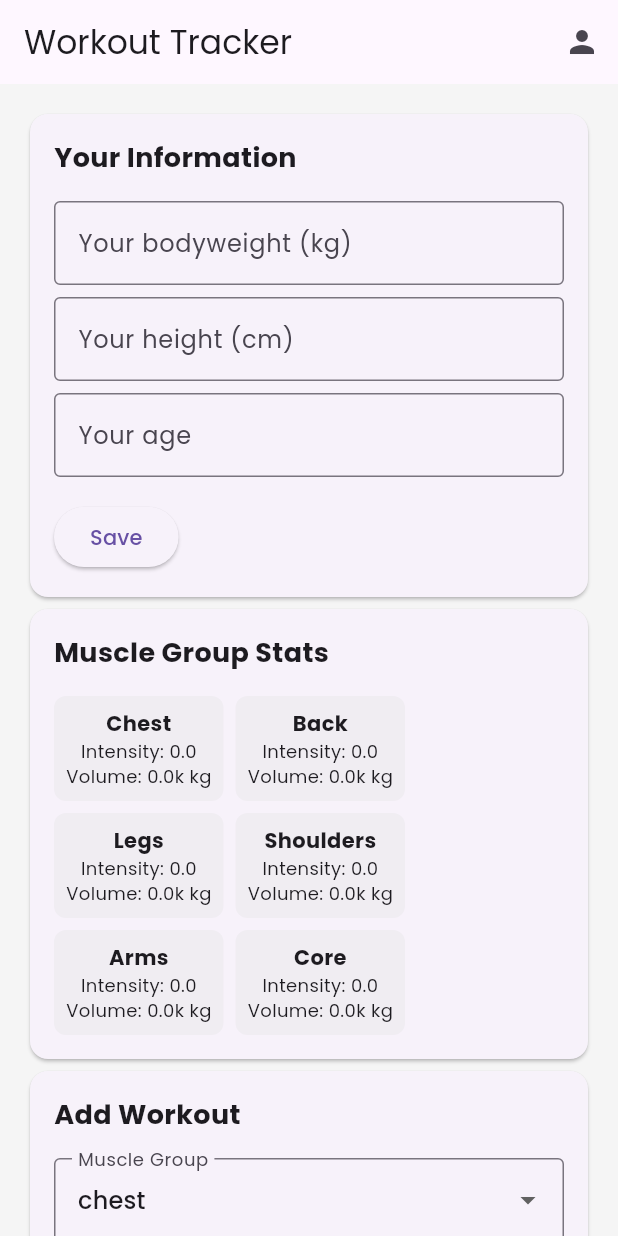
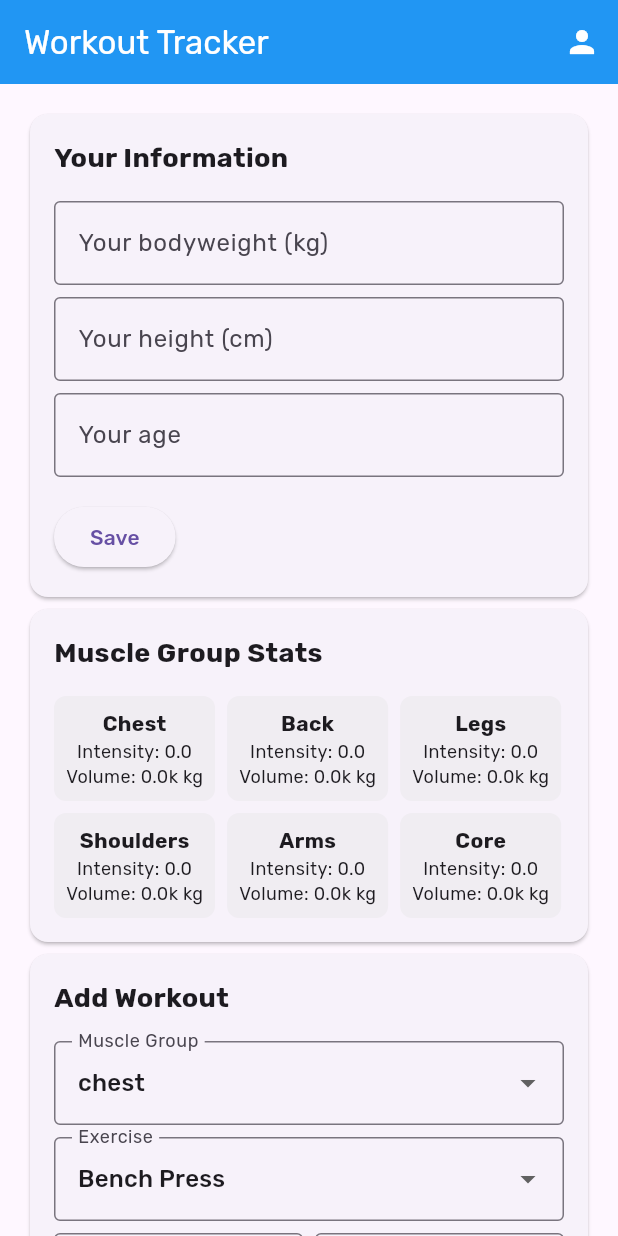
Before and after one commit to ghifariaulia/fitness-tracker, a Flutter app: the screen it shows after launch, on a phone screen of 412 x 824 dp. Run offline on Flutter 3.47's test engine with Material 3 defaults, Android fonts, the phone set to English and light mode, and no system bars; our stand-ins replace google_fonts, shared_preferences, sqflite, sqflite_common_ffi; accounts and stored records are empty.

Commit message:
add ability to toggle theme

```diff
--- a/lib/main.dart
+++ b/lib/main.dart
@@ -4,6 +4,7 @@
 import 'package:google_fonts/google_fonts.dart';
 import 'package:sqflite_common_ffi/sqflite_ffi.dart';
 import 'screens/home_screen.dart';
+import 'services/themes.dart';
 
 void main() {
   if (!kIsWeb) {
@@ -20,21 +21,29 @@
   runApp(const WorkoutTrackerApp());
 }
 
-class WorkoutTrackerApp extends StatelessWidget {
+class WorkoutTrackerApp extends StatefulWidget {
   const WorkoutTrackerApp({super.key});
+
+  @override
+  WorkoutTrackerAppState createState() => WorkoutTrackerAppState();
+}
+
+class WorkoutTrackerAppState extends State<WorkoutTrackerApp> {
+
+  bool _isDarkMode = false;
+
+  void _toggleTheme() {
+    setState(() {
+      _isDarkMode = !_isDarkMode;
+    });
+  }
 
   @override
   Widget build(BuildContext context) {
     return MaterialApp(
       title: 'Workout Tracker',
-      theme: ThemeData(
-        textTheme: GoogleFonts.poppinsTextTheme(
-          Theme.of(context).textTheme,
-        ),
-        primarySwatch: Colors.blue,
-        scaffoldBackgroundColor: Colors.grey[100],
-      ),
-      home: const HomeScreen(),
+      theme: _isDarkMode ? darkTheme : lightTheme,
+      home: HomeScreen(onToggleTheme: _toggleTheme),
     );
   }
 }
```
